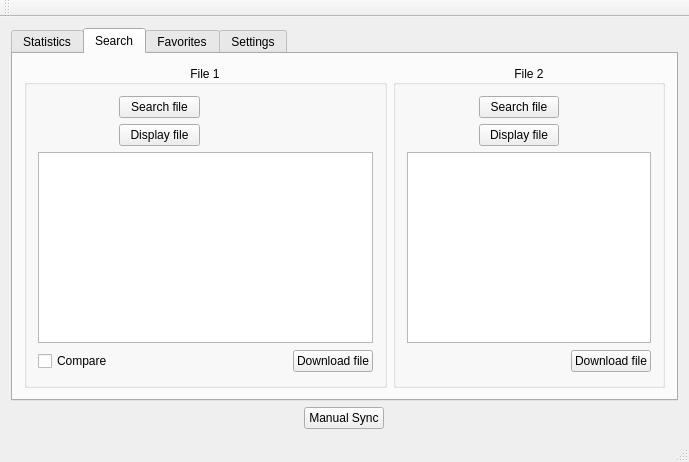
This is src/mainwindow.ui in aeternesatiatus/SafeSync as Qt 5 draws it before an edit. The edited form follows.
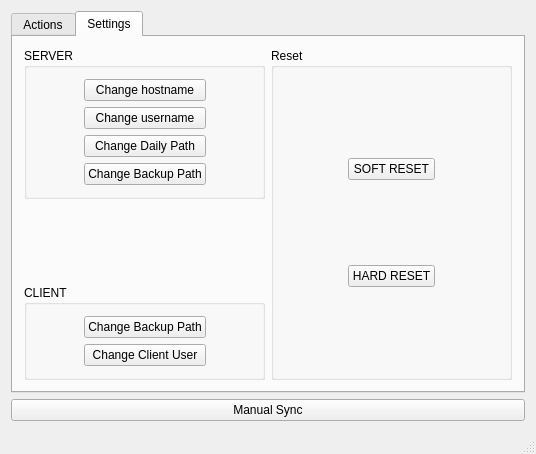
This is the edited form. The open tabs and pages were chosen to show the change. Icons and pictures are not drawn.

What changed in the file:
```diff
--- a/src/mainwindow.ui
+++ b/src/mainwindow.ui
@@ -6,8 +6,8 @@
    <rect>
     <x>0</x>
     <y>0</y>
-    <width>689</width>
-    <height>462</height>
+    <width>536</width>
+    <height>454</height>
    </rect>
   </property>
   <property name="windowTitle">
@@ -1253,14 +1253,14 @@
   </property>
   <widget class="QWidget" name="centralWidget">
    <layout class="QGridLayout" name="gridLayout">
-    <item row="0" column="0" colspan="3">
+    <item row="0" column="0">
      <widget class="QTabWidget" name="tabWidget">
       <property name="currentIndex">
        <number>3</number>
       </property>
       <widget class="QWidget" name="tab">
        <attribute name="title">
-        <string>Statistics</string>
+        <string>Actions</string>
        </attribute>
        <layout class="QHBoxLayout" name="horizontalLayout">
         <item>
@@ -1290,350 +1290,24 @@
           <property name="alignment">
            <set>Qt::AlignCenter</set>
           </property>
-          <layout class="QGridLayout" name="gridLayout_3"/>
-         </widget>
-        </item>
-       </layout>
-      </widget>
-      <widget class="QWidget" name="tab_2">
-       <attribute name="title">
-        <string>Search</string>
-       </attribute>
-       <layout class="QGridLayout" name="gridLayout_4">
-        <item row="0" column="1">
-         <widget class="QGroupBox" name="file2Group">
-          <property name="title">
-           <string>File 2</string>
-          </property>
-          <property name="alignment">
-           <set>Qt::AlignCenter</set>
-          </property>
-          <layout class="QGridLayout" name="gridLayout_6">
+          <layout class="QGridLayout" name="gridLayout_3">
            <item row="0" column="0">
-            <spacer name="horizontalSpacer_7">
-             <property name="orientation">
-              <enum>Qt::Horizontal</enum>
-             </property>
-             <property name="sizeType">
-              <enum>QSizePolicy::Maximum</enum>
-             </property>
-             <property name="sizeHint" stdset="0">
-              <size>
-               <width>161</width>
-               <height>20</height>
-              </size>
-             </property>
-            </spacer>
-           </item>
-           <item row="0" column="1">
-            <widget class="QPushButton" name="pushButton_2">
+            <widget class="QPushButton" name="CSearchButton">
              <property name="text">
-              <string>Search file</string>
+              <string>Search File</string>
              </property>
             </widget>
            </item>
-           <item row="0" column="2" colspan="2">
-            <spacer name="horizontalSpacer_8">
-             <property name="orientation">
-              <enum>Qt::Horizontal</enum>
-             </property>
-             <property name="sizeType">
-              <enum>QSizePolicy::Maximum</enum>
-             </property>
-             <property name="sizeHint" stdset="0">
-              <size>
-               <width>97</width>
-               <height>20</height>
-              </size>
-             </property>
-            </spacer>
-           </item>
-           <item row="1" column="0">
-            <spacer name="horizontalSpacer_9">
-             <property name="orientation">
-              <enum>Qt::Horizontal</enum>
-             </property>
-             <property name="sizeType">
-              <enum>QSizePolicy::Maximum</enum>
-             </property>
-             <property name="sizeHint" stdset="0">
-              <size>
-               <width>161</width>
-               <height>20</height>
-              </size>
-             </property>
-            </spacer>
-           </item>
-           <item row="1" column="1">
-            <widget class="QPushButton" name="pushButton_4">
-             <property name="text">
-              <string>Display file</string>
-             </property>
-            </widget>
-           </item>
-           <item row="1" column="2" colspan="2">
-            <spacer name="horizontalSpacer_10">
-             <property name="orientation">
-              <enum>Qt::Horizontal</enum>
-             </property>
-             <property name="sizeType">
-              <enum>QSizePolicy::Maximum</enum>
-             </property>
-             <property name="sizeHint" stdset="0">
-              <size>
-               <width>97</width>
-               <height>20</height>
-              </size>
-             </property>
-            </spacer>
-           </item>
-           <item row="2" column="0" colspan="4">
-            <widget class="QTextEdit" name="file2Text">
-             <property name="readOnly">
-              <bool>true</bool>
-             </property>
-            </widget>
-           </item>
-           <item row="3" column="0" colspan="3">
-            <spacer name="horizontalSpacer">
-             <property name="orientation">
-              <enum>Qt::Horizontal</enum>
-             </property>
-             <property name="sizeType">
-              <enum>QSizePolicy::Ignored</enum>
-             </property>
-             <property name="sizeHint" stdset="0">
-              <size>
-               <width>268</width>
-               <height>25</height>
-              </size>
-             </property>
-            </spacer>
-           </item>
-           <item row="3" column="3">
-            <widget class="QPushButton" name="pushButton_6">
-             <property name="text">
-              <string>Download file</string>
-             </property>
-            </widget>
-           </item>
           </layout>
          </widget>
         </item>
-        <item row="0" column="0">
-         <widget class="QGroupBox" name="groupBox_4">
-          <property name="title">
-           <string>File 1</string>
-          </property>
-          <property name="alignment">
-           <set>Qt::AlignCenter</set>
-          </property>
-          <layout class="QGridLayout" name="gridLayout_5">
-           <item row="0" column="0">
-            <spacer name="horizontalSpacer_3">
-             <property name="orientation">
-              <enum>Qt::Horizontal</enum>
-             </property>
-             <property name="sizeType">
-              <enum>QSizePolicy::Maximum</enum>
-             </property>
-             <property name="sizeHint" stdset="0">
-              <size>
-               <width>100</width>
-               <height>20</height>
-              </size>
-             </property>
-            </spacer>
-           </item>
-           <item row="0" column="1">
-            <widget class="QPushButton" name="pushButton">
-             <property name="text">
-              <string>Search file</string>
-             </property>
-            </widget>
-           </item>
-           <item row="0" column="2" colspan="2">
-            <spacer name="horizontalSpacer_5">
-             <property name="orientation">
-              <enum>Qt::Horizontal</enum>
-             </property>
-             <property name="sizeType">
-              <enum>QSizePolicy::Maximum</enum>
-             </property>
-             <property name="sizeHint" stdset="0">
-              <size>
-               <width>158</width>
-               <height>20</height>
-              </size>
-             </property>
-            </spacer>
-           </item>
-           <item row="1" column="0">
-            <spacer name="horizontalSpacer_4">
-             <property name="orientation">
-              <enum>Qt::Horizontal</enum>
-             </property>
-             <property name="sizeType">
-              <enum>QSizePolicy::Maximum</enum>
-             </property>
-             <property name="sizeHint" stdset="0">
-              <size>
-               <width>100</width>
-               <height>20</height>
-              </size>
-             </property>
-            </spacer>
-           </item>
-           <item row="1" column="1">
-            <widget class="QPushButton" name="pushButton_3">
-             <property name="text">
-              <string>Display file</string>
-             </property>
-            </widget>
-           </item>
-           <item row="1" column="2" colspan="2">
-            <spacer name="horizontalSpacer_6">
-             <property name="orientation">
-              <enum>Qt::Horizontal</enum>
-             </property>
-             <property name="sizeType">
-              <enum>QSizePolicy::Maximum</enum>
-             </property>
-             <property name="sizeHint" stdset="0">
-              <size>
-               <width>158</width>
-               <height>20</height>
-              </size>
-             </property>
-            </spacer>
-           </item>
-           <item row="2" column="0" colspan="4">
-            <widget class="QTextEdit" name="file1Text">
-             <property name="readOnly">
-              <bool>true</bool>
-             </property>
-            </widget>
-           </item>
-           <item row="3" column="0">
-            <widget class="QCheckBox" name="compareCheckBox">
-             <property name="text">
-              <string>Compare</string>
-             </property>
-            </widget>
-           </item>
-           <item row="3" column="3">
-            <widget class="QPushButton" name="downloadF1Button">
-             <property name="text">
-              <string>Download file</string>
-             </property>
-            </widget>
-           </item>
-           <item row="3" column="1" colspan="2">
-            <spacer name="horizontalSpacer_2">
-             <property name="orientation">
-              <enum>Qt::Horizontal</enum>
-             </property>
-             <property name="sizeType">
-              <enum>QSizePolicy::Minimum</enum>
-             </property>
-             <property name="sizeHint" stdset="0">
-              <size>
-               <width>168</width>
-               <height>25</height>
-              </size>
-             </property>
-            </spacer>
-           </item>
-          </layout>
-         </widget>
-        </item>
        </layout>
       </widget>
-      <widget class="QWidget" name="tab_3">
-       <attribute name="title">
-        <string>Favorites</string>
-       </attribute>
-      </widget>
       <widget class="QWidget" name="tab_4">
        <attribute name="title">
         <string>Settings</string>
        </attribute>
        <layout class="QGridLayout" name="gridLayout_7">
-        <item row="0" column="2" rowspan="2">
-         <widget class="QGroupBox" name="groupBox_5">
-          <property name="title">
-           <string>Reset</string>
-          </property>
-          <layout class="QGridLayout" name="gridLayout_9">
-           <item row="0" column="1">
-            <widget class="QPushButton" name="resetButton">
-             <property name="text">
-              <string>SOFT RESET</string>
-             </property>
-            </widget>
-           </item>
-           <item row="0" column="0">
-            <spacer name="horizontalSpacer_17">
-             <property name="orientation">
-              <enum>Qt::Horizontal</enum>
-             </property>
-             <property name="sizeHint" stdset="0">
-              <size>
-               <width>40</width>
-               <height>20</height>
-              </size>
-             </property>
-            </spacer>
-           </item>
-           <item row="1" column="1">
-            <widget class="QPushButton" name="hResetButton">
-             <property name="text">
-              <string>HARD RESET</string>
-             </property>
-            </widget>
-           </item>
-           <item row="0" column="2">
-            <spacer name="horizontalSpacer_18">
-             <property name="orientation">
-              <enum>Qt::Horizontal</enum>
-             </property>
-             <property name="sizeHint" stdset="0">
-              <size>
-               <width>40</width>
-               <height>20</height>
-              </size>
-             </property>
-            </spacer>
-           </item>
-           <item row="1" column="0">
-            <spacer name="horizontalSpacer_19">
-             <property name="orientation">
-              <enum>Qt::Horizontal</enum>
-             </property>
-             <property name="sizeHint" stdset="0">
-              <size>
-               <width>40</width>
-               <height>20</height>
-              </size>
-             </property>
-            </spacer>
-           </item>
-           <item row="1" column="2">
-            <spacer name="horizontalSpacer_20">
-             <property name="orientation">
-              <enum>Qt::Horizontal</enum>
-             </property>
-             <property name="sizeHint" stdset="0">
-              <size>
-               <width>40</width>
-               <height>20</height>
-              </size>
-             </property>
-            </spacer>
-           </item>
-          </layout>
-         </widget>
-        </item>
         <item row="0" column="0">
          <widget class="QGroupBox" name="groupBox_6">
           <property name="title">
@@ -1739,10 +1413,43 @@
              </property>
             </spacer>
            </item>
+           <item row="3" column="1">
+            <widget class="QPushButton" name="CServerBackupButton">
+             <property name="text">
+              <string>Change Backup Path</string>
+             </property>
+            </widget>
+           </item>
+           <item row="3" column="0">
+            <spacer name="horizontalSpacer">
+             <property name="orientation">
+              <enum>Qt::Horizontal</enum>
+             </property>
+             <property name="sizeHint" stdset="0">
+              <size>
+               <width>40</width>
+               <height>20</height>
+              </size>
+             </property>
+            </spacer>
+           </item>
+           <item row="3" column="2">
+            <spacer name="horizontalSpacer_2">
+             <property name="orientation">
+              <enum>Qt::Horizontal</enum>
+             </property>
+             <property name="sizeHint" stdset="0">
+              <size>
+               <width>40</width>
+               <height>20</height>
+              </size>
+             </property>
+            </spacer>
+           </item>
           </layout>
          </widget>
         </item>
-        <item row="1" column="0">
+        <item row="2" column="0">
          <widget class="QGroupBox" name="groupBox_7">
           <property name="title">
            <string>CLIENT</string>
@@ -1817,63 +1524,94 @@
           </layout>
          </widget>
         </item>
+        <item row="0" column="2" rowspan="3">
+         <widget class="QGroupBox" name="groupBox_5">
+          <property name="title">
+           <string>Reset</string>
+          </property>
+          <layout class="QGridLayout" name="gridLayout_9">
+           <item row="0" column="1">
+            <widget class="QPushButton" name="resetButton">
+             <property name="text">
+              <string>SOFT RESET</string>
+             </property>
+            </widget>
+           </item>
+           <item row="0" column="0">
+            <spacer name="horizontalSpacer_17">
+             <property name="orientation">
+              <enum>Qt::Horizontal</enum>
+             </property>
+             <property name="sizeHint" stdset="0">
+              <size>
+               <width>40</width>
+               <height>20</height>
+              </size>
+             </property>
+            </spacer>
+           </item>
+           <item row="1" column="1">
+            <widget class="QPushButton" name="hResetButton">
+             <property name="text">
+              <string>HARD RESET</string>
+             </property>
+            </widget>
+           </item>
+           <item row="0" column="2">
+            <spacer name="horizontalSpacer_18">
+             <property name="orientation">
+              <enum>Qt::Horizontal</enum>
+             </property>
+             <property name="sizeHint" stdset="0">
+              <size>
+               <width>40</width>
+               <height>20</height>
+              </size>
+             </property>
+            </spacer>
+           </item>
+           <item row="1" column="0">
+            <spacer name="horizontalSpacer_19">
+             <property name="orientation">
+              <enum>Qt::Horizontal</enum>
+             </property>
+             <property name="sizeHint" stdset="0">
+              <size>
+               <width>40</width>
+               <height>20</height>
+              </size>
+             </property>
+            </spacer>
+           </item>
+           <item row="1" column="2">
+            <spacer name="horizontalSpacer_20">
+             <property name="orientation">
+              <enum>Qt::Horizontal</enum>
+             </property>
+             <property name="sizeHint" stdset="0">
+              <size>
+               <width>40</width>
+               <height>20</height>
+              </size>
+             </property>
+            </spacer>
+           </item>
+          </layout>
+         </widget>
+        </item>
        </layout>
       </widget>
      </widget>
     </item>
     <item row="1" column="0">
-     <spacer name="horizontalSpacer_23">
-      <property name="orientation">
-       <enum>Qt::Horizontal</enum>
-      </property>
-      <property name="sizeHint" stdset="0">
-       <size>
-        <width>40</width>
-        <height>20</height>
-       </size>
-      </property>
-     </spacer>
-    </item>
-    <item row="1" column="1">
      <widget class="QPushButton" name="CSyncButton">
       <property name="text">
        <string>Manual Sync</string>
       </property>
      </widget>
     </item>
-    <item row="1" column="2">
-     <spacer name="horizontalSpacer_24">
-      <property name="orientation">
-       <enum>Qt::Horizontal</enum>
-      </property>
-      <property name="sizeHint" stdset="0">
-       <size>
-        <width>278</width>
-        <height>20</height>
-       </size>
-      </property>
-     </spacer>
-    </item>
    </layout>
   </widget>
-  <widget class="QMenuBar" name="menuBar">
-   <property name="geometry">
-    <rect>
-     <x>0</x>
-     <y>0</y>
-     <width>689</width>
-     <height>26</height>
-    </rect>
-   </property>
-  </widget>
-  <widget class="QToolBar" name="mainToolBar">
-   <attribute name="toolBarArea">
-    <enum>TopToolBarArea</enum>
-   </attribute>
-   <attribute name="toolBarBreak">
-    <bool>false</bool>
-   </attribute>
-  </widget>
   <widget class="QStatusBar" name="statusBar"/>
  </widget>
  <layoutdefault spacing="6" margin="11"/>
```
Left out of the diff: 4 changed lines with no effect on the pictures.
